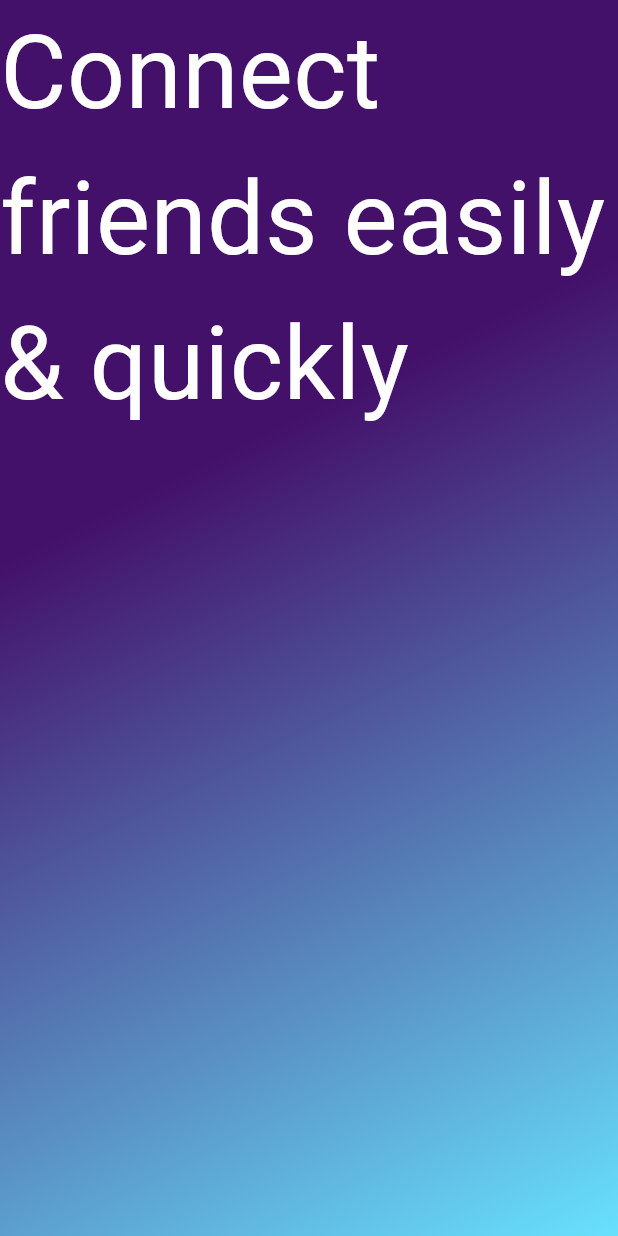
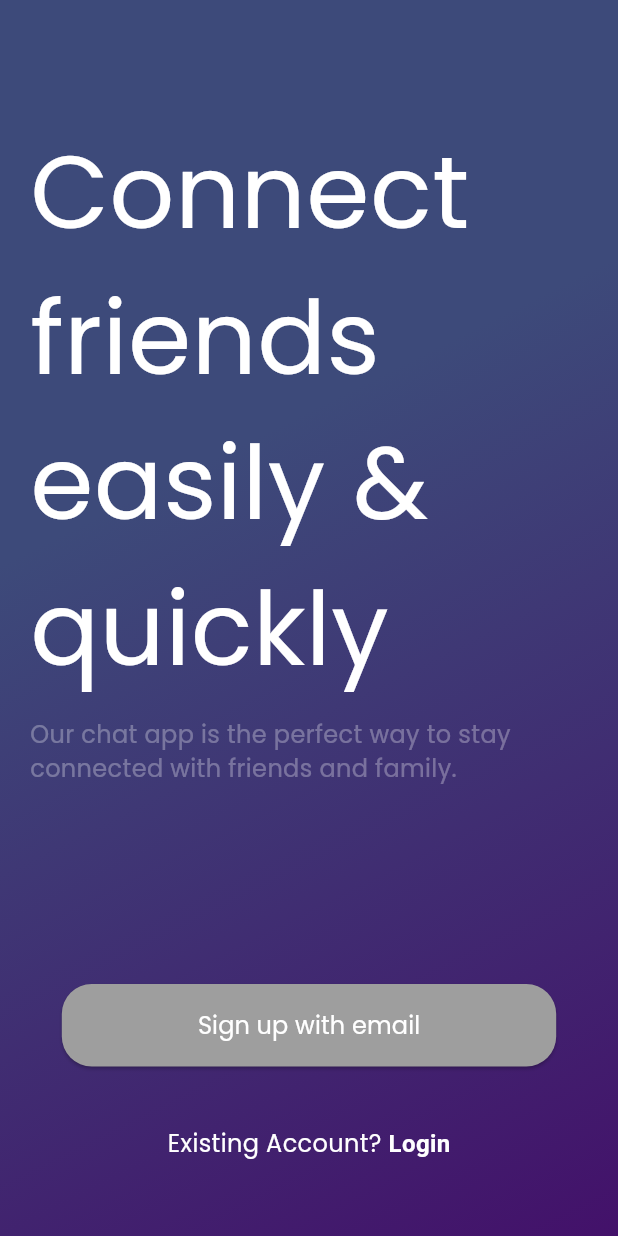
Before and after one commit to HadiaN00r/flutter_chat_application, a Flutter app: the screen it shows after launch, on a phone screen of 412 x 824 dp. Run offline on Flutter 3.47's test engine with Material 3 defaults, Android fonts, the phone set to English and light mode, and no system bars; our stand-ins replace flutter_svg_provider.

Commit message:
menu screen ui completed

```diff
--- a/lib/screens/menu_screen.dart
+++ b/lib/screens/menu_screen.dart
@@ -1,5 +1,5 @@
 import 'package:flutter/material.dart';
-
+import '../widgets/roundedbutton.dart';
 class MenuScreen extends StatefulWidget {
   const MenuScreen({super.key});
 
@@ -17,14 +17,20 @@ class _MenuScreenState extends State<MenuScreen> {
             begin: Alignment.topLeft,
             end: Alignment.bottomRight,
             colors: [
+              Color(0xFF3D4A7A),
               Color(0xFF43116A),
-              Color(0xFF68E1FD),
+
             ],
             stops: [0.3661, 1.0623],
           ),
         ),
-        child: Center(
-          child: Column(
+        child: Column (
+          children: [
+           Padding(
+            padding: EdgeInsets.fromLTRB(20, 80, 0, 0),
+           child:
+          Column(
+
             children: [
               Text('Connect friends easily & quickly',
               style: TextStyle(
@@ -33,9 +39,57 @@ class _MenuScreenState extends State<MenuScreen> {
                  fontSize: 68
                  ),
                  ),
+
+                SizedBox(
+                  height: 10,
+                ),
+              Text('Our chat app is the perfect way to stay connected with friends and family.',
+
+              style: TextStyle(
+                fontFamily: 'Poppins',
+                fontSize: 16,
+                color: Colors.white30,
+              ),),
             ],
-          )),
-      ),
+          ),
+             ),
+             Expanded(child: SizedBox ()),
+              RoundedButton(
+                onPressed: () {},
+               text: 'Sign up with email',
+               buttonColor: Colors.grey, fontWeight: FontWeight.w500),
+
+              SizedBox(height: 40,),
+
+            Text.rich(
+                TextSpan(
+                  text: 'Existing Account? ',
+                  style: TextStyle(
+                    fontFamily: 'Poppins',
+                    fontSize: 16,
+                    color: Color(0xFFFFFFFF),
+                  ),
+                  children: <TextSpan>[
+                    TextSpan(
+                      text: 'Login',
+                      style: TextStyle(
+                        fontWeight: FontWeight.bold,
+                      ),
+                    ),
+                  ],
+                ),
+              ),
+
+             SizedBox(height: 50,)
+
+
+
+        ],
+        ),
+
+
+        ),
+
     );
   }
 }
--- /dev/null
+++ b/lib/widgets/roundedbutton.dart
@@ -0,0 +1,46 @@
+import 'package:flutter/material.dart';
+
+class RoundedButton extends StatelessWidget {
+  final VoidCallback onPressed;
+  final String text;
+  final Color buttonColor;
+  final FontWeight fontWeight;
+
+  const RoundedButton({
+    Key? key,
+    required this.onPressed,
+    required this.text,
+    required this.buttonColor,
+    required this.fontWeight,
+  }) : super(key: key);
+
+  @override
+  Widget build(BuildContext context) {
+    return SizedBox(
+      width: MediaQuery.of(context).size.width * 0.8,
+      child: ElevatedButton(
+        onPressed: onPressed,
+        style: ButtonStyle(
+          backgroundColor: MaterialStateProperty.all<Color>(buttonColor),
+          shape: MaterialStateProperty.all<RoundedRectangleBorder>(
+            RoundedRectangleBorder(
+              borderRadius: BorderRadius.circular(20.0),
+            ),
+          ),
+        ),
+        child: Padding(
+          padding: const EdgeInsets.all(16.0),
+          child: Text(
+            text,
+            style: TextStyle(
+              fontSize: 16.0,
+              fontFamily: 'Poppins',
+              fontWeight: fontWeight,
+              color: Color(0xFFFFFFFF)
+            ),
+          ),
+        ),
+      ),
+    );
+  }
+}
--- a/pubspec.yaml
+++ b/pubspec.yaml
@@ -78,6 +78,8 @@ flutter:
     - family: Acme
       fonts:
         - asset: fonts/Acme-Regular.ttf
+    - family: Poppins
+      fonts:
         - asset: fonts/Poppins-Regular.ttf
   #       - asset: fonts/Schyler-Italic.ttf
   #         style: italic
```
